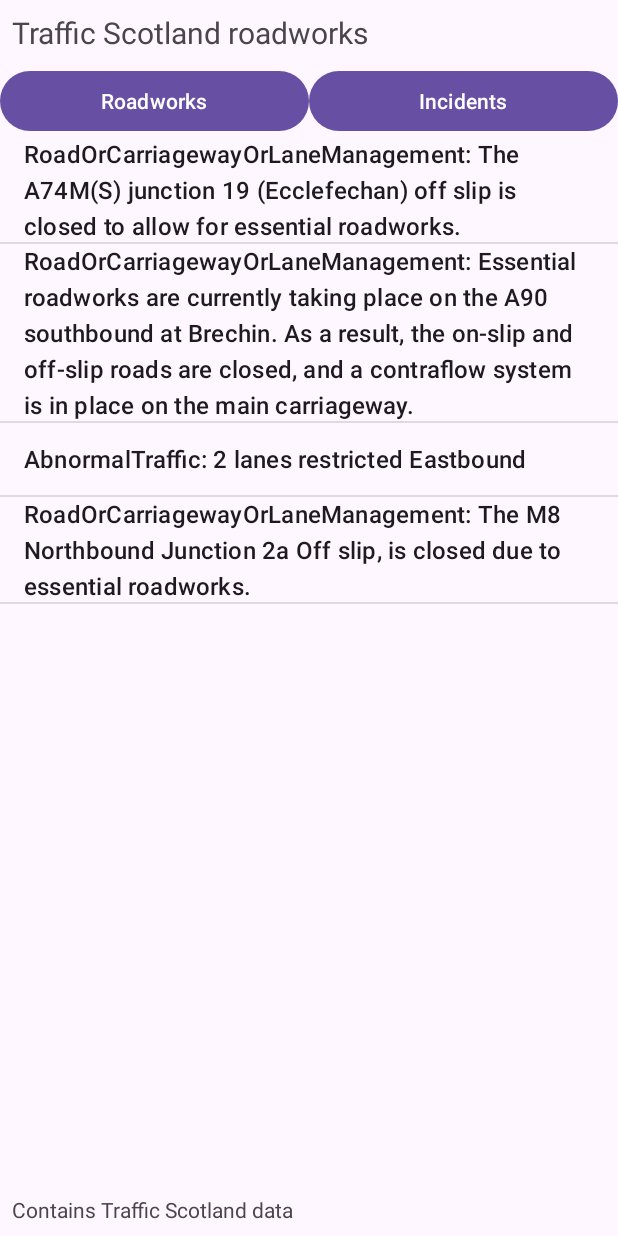
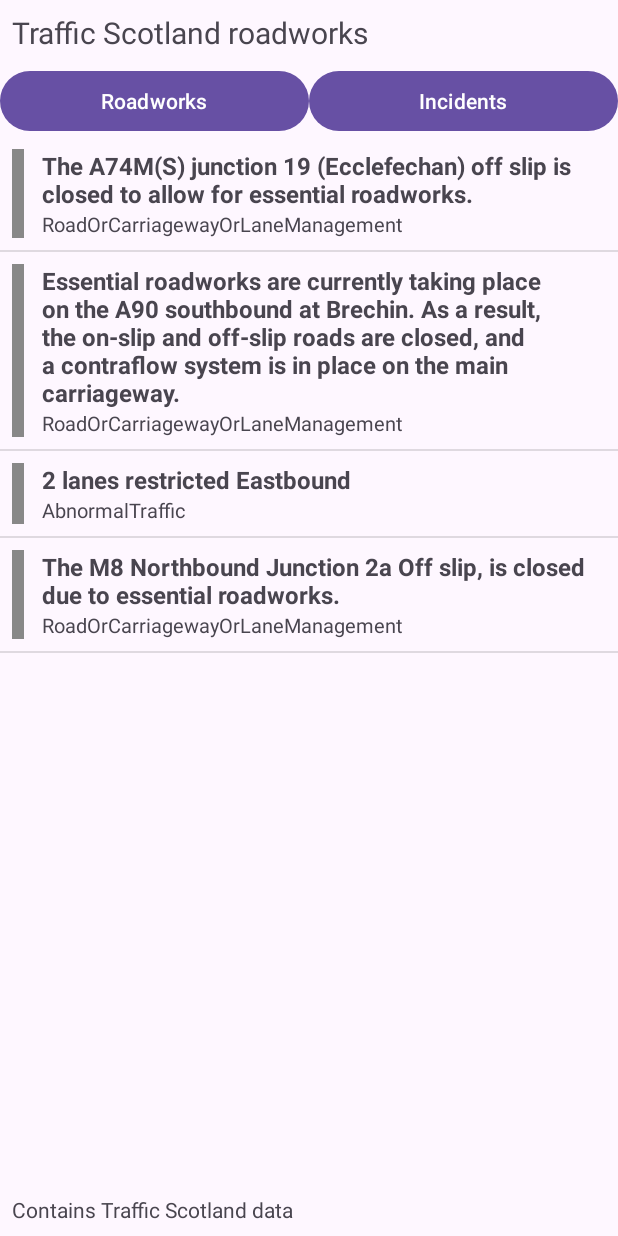
Before and after one commit to Roman200513/TrafficScotlandApplication, an Android app: the screen it shows after launch (MainActivity), after a tap on "Incidents", on a phone screen of 412 x 824 dp. Run offline under Robolectric (Android 15) with nearby library versions, the phone set to English and light mode, and no system bars.

Commit message:
Colour coded delays with labels (short and long)

```diff
--- a/app/src/main/java/org/me/gcu/rai_roman_s2335895/Situation.java
+++ b/app/src/main/java/org/me/gcu/rai_roman_s2335895/Situation.java
@@ -1,4 +1,7 @@
 package org.me.gcu.rai_roman_s2335895;
+
+import java.time.OffsetDateTime;
+import java.time.temporal.ChronoUnit;
 
 public class Situation {
     private String type;
@@ -29,6 +32,16 @@ public class Situation {
     public String getDelayType() {return delayType;}
     public void setDelayType(String delayType) {this.delayType = delayType;}
 
+    public long getDurationDays() {
+        try {
+            OffsetDateTime start = OffsetDateTime.parse(startTime);
+            OffsetDateTime end = OffsetDateTime.parse(endTime);
+            return ChronoUnit.DAYS.between(start, end);
+        } catch (Exception e) {
+            return -1;
+        }
+    }
+
     @Override
     public String toString() {
         return "Situation{type'" + type + "', road='" + road + "', startTime='" + startTime + "'," +
--- /dev/null
+++ b/app/src/main/java/org/me/gcu/rai_roman_s2335895/SituationAdapter.java
@@ -0,0 +1,51 @@
+package org.me.gcu.rai_roman_s2335895;
+
+import android.content.Context;
+import android.graphics.Color;
+import android.view.LayoutInflater;
+import android.view.View;
+import android.view.ViewGroup;
+import android.widget.ArrayAdapter;
+import android.widget.TextView;
+
+import androidx.annotation.NonNull;
+import androidx.annotation.Nullable;
+
+import java.util.ArrayList;
+
+public class SituationAdapter extends ArrayAdapter<Situation> {
+    private static final long LONG_DAYS = 30;
+
+    public SituationAdapter(Context context, ArrayList<Situation> items) {
+        super(context, 0, items);
+    }
+
+    @NonNull
+    @Override
+    public View getView(int position, @Nullable View convertView, @NonNull ViewGroup parent) {
+        if (convertView == null) {
+            convertView = LayoutInflater.from(getContext())
+                    .inflate(R.layout.list_item_situation, parent, false);
+        }
+        Situation s = getItem(position);
+
+        View bar = convertView.findViewById(R.id.colourBar);
+        TextView title = convertView.findViewById(R.id.itemTitle);
+        TextView subtitle = convertView.findViewById(R.id.itemSubtitle);
+
+        title.setText(s.getDescription());
+
+        long days = s.getDurationDays();
+        if (days < 0) {
+            subtitle.setText(s.getType());
+            bar.setBackgroundColor(Color.GRAY);
+        } else if (days > LONG_DAYS) {
+            subtitle.setText("Long: " + days + " days");
+            bar.setBackgroundColor(Color.parseColor("#C62828"));
+        } else {
+            subtitle.setText("Short: " + days + " days");
+            bar.setBackgroundColor(Color.parseColor("#2E7D32"));
+        }
+        return convertView;
+    }
+}
--- a/app/src/main/java/org/me/gcu/rai_roman_s2335895/SituationListFragment.java
+++ b/app/src/main/java/org/me/gcu/rai_roman_s2335895/SituationListFragment.java
@@ -2,9 +2,8 @@ package org.me.gcu.rai_roman_s2335895;
 
 import android.os.Bundle;
 import android.view.View;
-import android.widget.ArrayAdapter;
+import android.widget.Button;
 import android.widget.ListView;
-import android.widget.Button;
 
 import androidx.annotation.NonNull;
 import androidx.annotation.Nullable;
@@ -34,12 +33,7 @@ public class SituationListFragment extends Fragment {
         incidentsButton.setOnClickListener(v -> viewModel.showIncidents());
 
         viewModel.getSituations().observe(getViewLifecycleOwner(), list -> {
-            ArrayList<String> rows = new ArrayList<>();
-            for (Situation s : list) {
-                rows.add(s.getType() + ": " + s.getDescription());
-            }
-            listView.setAdapter(new ArrayAdapter<>(requireContext(),
-                    android.R.layout.simple_list_item_1, rows));
+            listView.setAdapter(new SituationAdapter(requireContext(), list));
         });
 
         listView.setOnItemClickListener((parent, itemView, position, id) -> {
--- /dev/null
+++ b/app/src/main/res/layout/list_item_situation.xml
@@ -0,0 +1,32 @@
+<?xml version="1.0" encoding="utf-8"?>
+<LinearLayout xmlns:android="http://schemas.android.com/apk/res/android"
+    android:layout_width="match_parent"
+    android:layout_height="wrap_content"
+    android:orientation="horizontal"
+    android:padding="8dp">
+
+    <View
+        android:id="@+id/colourBar"
+        android:layout_width="8dp"
+        android:layout_height="match_parent" />
+
+    <LinearLayout
+        android:layout_width="match_parent"
+        android:layout_height="wrap_content"
+        android:layout_marginStart="12dp"
+        android:orientation="vertical">
+
+        <TextView
+            android:id="@+id/itemTitle"
+            android:layout_width="match_parent"
+            android:layout_height="wrap_content"
+            android:textSize="16sp"
+            android:textStyle="bold" />
+
+        <TextView
+            android:id="@+id/itemSubtitle"
+            android:layout_width="match_parent"
+            android:layout_height="wrap_content"
+            android:textSize="13sp" />
+    </LinearLayout>
+</LinearLayout>
```
